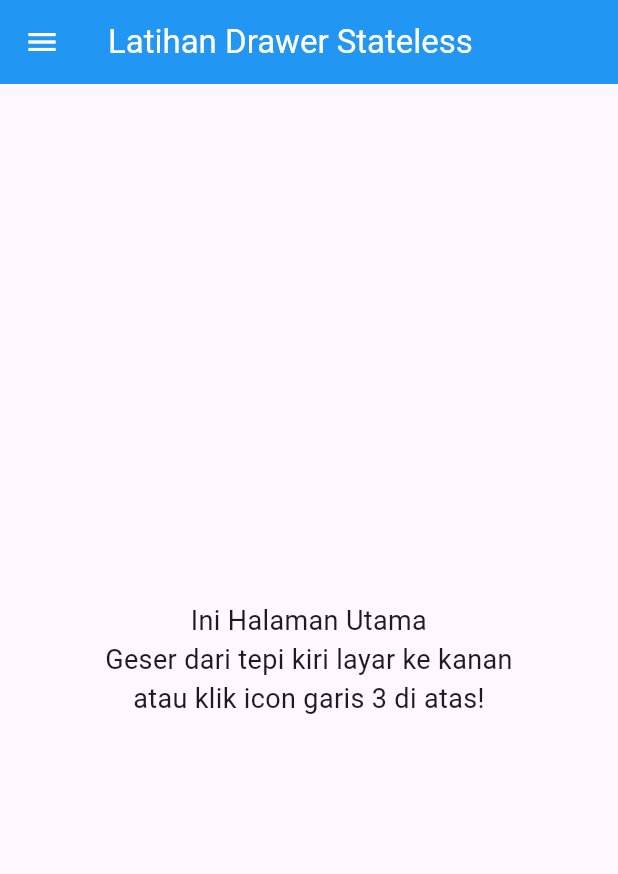
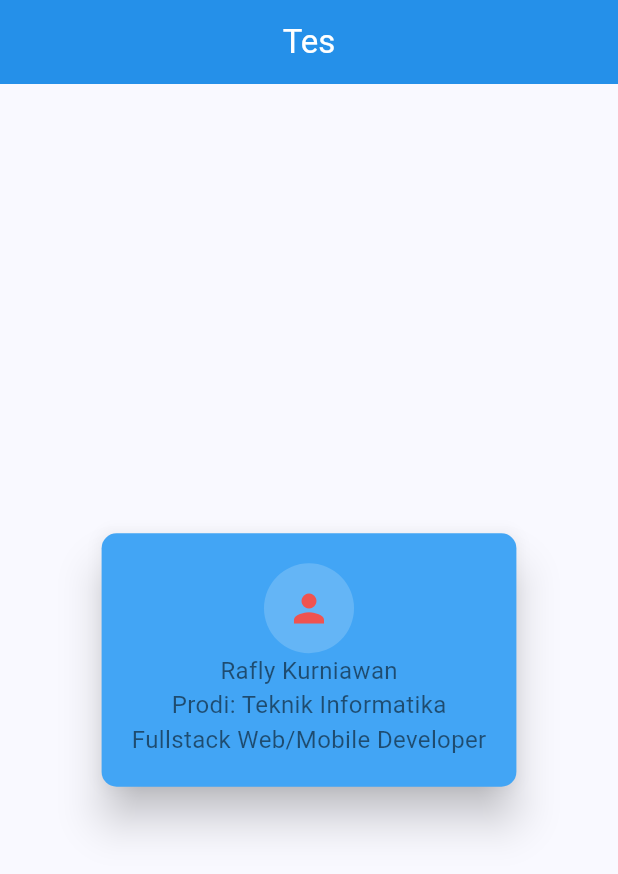
Before and after one commit to voltakits725/Belajar-Layout-Flutter, a Flutter app: the screen it shows after launch, on a phone screen of 412 x 824 dp. Shown: the top 874 px of the screen. Run offline on Flutter 3.47's test engine with Material 3 defaults, Android fonts, the phone set to English and light mode, and no system bars.

Commit message:
coba-coba card responsive

```diff
--- a/lib/main.dart
+++ b/lib/main.dart
@@ -1,5 +1,6 @@
 import 'package:belajar_flutter_layout/minggu3/drawer.dart';
 import 'package:belajar_flutter_layout/minggu3/tab_bottom_drawer.dart';
+import 'package:belajar_flutter_layout/minggu3/tes1.dart';
 import 'package:flutter/material.dart';
 //import 'package:belajar_flutter_layout/tahap_dua/form_login.dart'; // Sesuaikan path ini
 
@@ -43,7 +44,7 @@ class MainApp extends StatelessWidget {
       ),
 
       // Halaman pertama yang dipanggil adalah FormLogin
-      home: const LatihanDrawerApp(),
+      home: const MyApp(),
     );
   }
 }
--- /dev/null
+++ b/lib/minggu3/tes1.dart
@@ -0,0 +1,49 @@
+import 'package:flutter/material.dart';
+
+class MyApp extends StatelessWidget {
+  const MyApp({super.key});
+
+  @override
+  Widget build(BuildContext context) {
+    return Scaffold(
+      appBar: AppBar(title: const Text('Tes')),
+      body: Center(
+
+        child: ConstrainedBox(
+          constraints: const BoxConstraints(
+            minWidth: 250,
+            maxWidth: 400,
+          ),
+          child: Card(
+          elevation: 12,
+          clipBehavior: Clip.antiAlias,
+          color: Colors.blue[400],
+          shape: RoundedRectangleBorder(
+            borderRadius: BorderRadius.circular(10.0),
+          ),
+          child: Padding(
+            padding: const EdgeInsets.all(20),
+            child: Column(
+                mainAxisAlignment: MainAxisAlignment.center,
+                mainAxisSize: MainAxisSize.min,
+                children: [
+                  CircleAvatar(
+                    radius: 30,
+                    backgroundColor: Colors.blue[300],
+                    child: Icon(Icons.person, size: 30, color: Colors.red[400],),
+
+                  ),
+                  Text('Rafly Kurniawan'),
+                  Text('Prodi: Teknik Informatika'),
+                  Text('Fullstack Web/Mobile Developer')
+
+              ],
+            ),
+          ),
+        ),
+        )
+      )
+
+    );
+  }
+}
```
